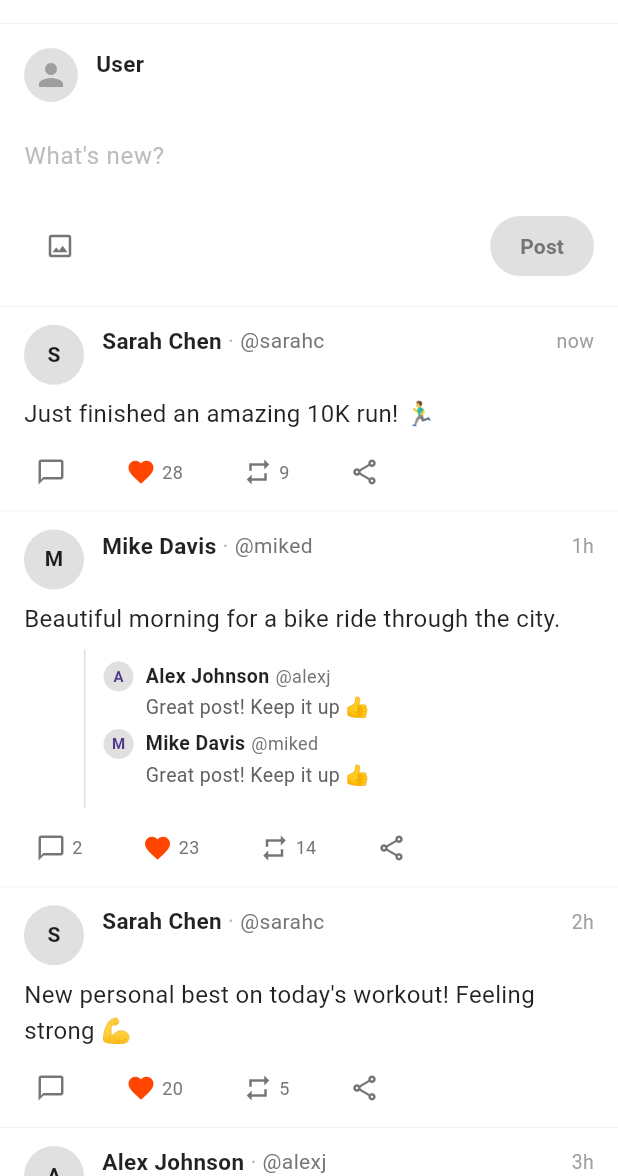
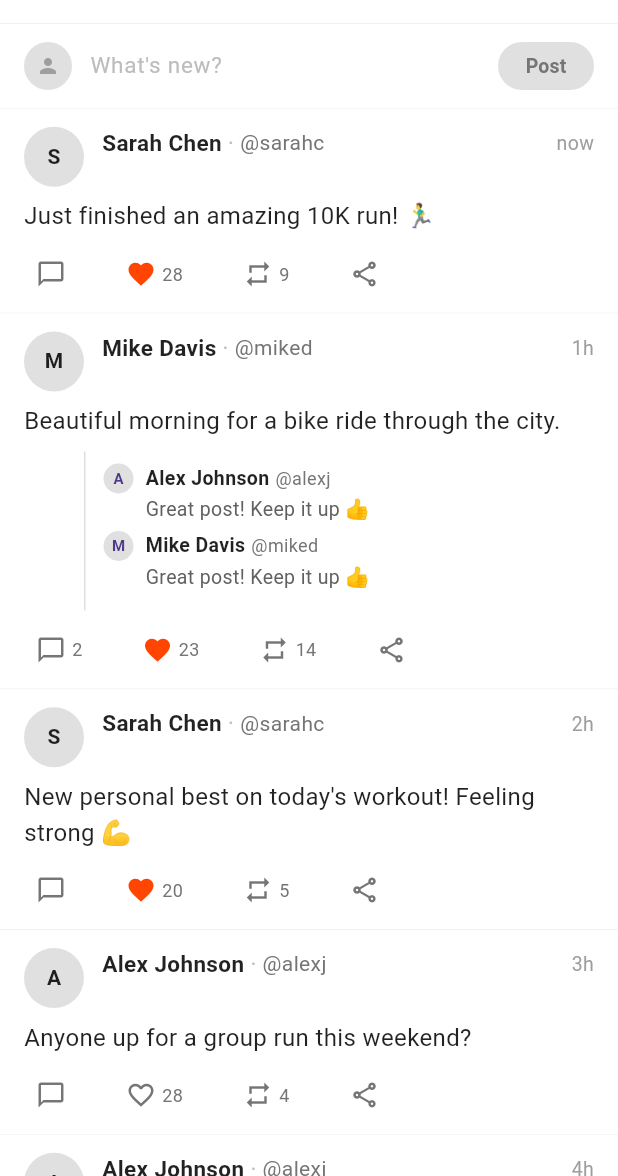
Before and after one commit to Syntraksoftware/syntrak-application, a Flutter app: the CommunityScreen screen opened directly, on a phone screen of 412 x 824 dp, the part 60-1236 px from its top. Run offline on Flutter 3.47's test engine with Material 3 defaults, Android fonts, the phone set to English and light mode, and no system bars; our stand-ins replace dio, geolocator, google_maps_flutter, permission_handler, shared_preferences; accounts and stored records are empty.

Commit message:
improve community-ui

```diff
--- a/frontend/lib/screens/community/community_screen.dart
+++ b/frontend/lib/screens/community/community_screen.dart
@@ -4,7 +4,7 @@ import 'package:provider/provider.dart';
 import 'package:syntrak/providers/auth_provider.dart';
 import 'package:syntrak/models/post.dart';
 import 'package:syntrak/widgets/community_header.dart';
-import 'package:syntrak/widgets/composer_widget.dart';
+import 'package:syntrak/widgets/compact_composer.dart';
 import 'package:syntrak/widgets/message_card.dart';
 
 class CommunityScreen extends StatefulWidget {
@@ -262,12 +262,7 @@ class _CommunityScreenState extends State<CommunityScreen> {
             isAtTop: _isAtTop,
             isRefreshing: _isRefreshing,
           ),
-          // Composer
-          ComposerWidget(
-            onPost: _handlePost,
-            maxCharacters: 280,
-          ),
-          // Feed list
+          // Feed list with composer as first item
           Expanded(
             child: _isLoading && _posts.isEmpty
                 ? const Center(
@@ -281,9 +276,17 @@ class _CommunityScreenState extends State<CommunityScreen> {
                     color: const Color(0xFFFF4500),
                     child: ListView.builder(
                       controller: _scrollController,
-                      itemCount: _posts.length,
+                      itemCount: _posts.length + 1, // +1 for composer
                       itemBuilder: (context, index) {
-                        final post = _posts[index];
+                        // First item is the composer
+                        if (index == 0) {
+                          return CompactComposer(
+                            onPost: _handlePost,
+                            maxCharacters: 280,
+                          );
+                        }
+                        // Rest are posts
+                        final post = _posts[index - 1];
                         return MessageCard(
                           post: post,
                           isExpanded: _expandedPostId == post.id,
--- /dev/null
+++ b/frontend/lib/widgets/compact_composer.dart
@@ -0,0 +1,156 @@
+import 'package:flutter/material.dart';
+import 'package:provider/provider.dart';
+import 'package:syntrak/providers/auth_provider.dart';
+
+class CompactComposer extends StatefulWidget {
+  final Function(String text) onPost;
+  final int maxCharacters;
+
+  const CompactComposer({
+    super.key,
+    required this.onPost,
+    this.maxCharacters = 280,
+  });
+
+  @override
+  State<CompactComposer> createState() => _CompactComposerState();
+}
+
+class _CompactComposerState extends State<CompactComposer> {
+  final TextEditingController _textController = TextEditingController();
+  final FocusNode _focusNode = FocusNode();
+  int _characterCount = 0;
+  bool _isExpanded = false;
+
+  @override
+  void initState() {
+    super.initState();
+    _textController.addListener(() {
+      setState(() {
+        _characterCount = _textController.text.length;
+      });
+    });
+  }
+
+  @override
+  void dispose() {
+    _textController.dispose();
+    _focusNode.dispose();
+    super.dispose();
+  }
+
+  void _handlePost() {
+    final text = _textController.text.trim();
+    if (text.isNotEmpty && _characterCount <= widget.maxCharacters) {
+      widget.onPost(text);
+      _textController.clear();
+      _focusNode.unfocus();
+      setState(() {
+        _isExpanded = false;
+      });
+    }
+  }
+
+  @override
+  Widget build(BuildContext context) {
+    final authProvider = Provider.of<AuthProvider>(context, listen: false);
+    final user = authProvider.user;
+
+    return Container(
+      padding: const EdgeInsets.symmetric(horizontal: 16.0, vertical: 12.0),
+      decoration: BoxDecoration(
+        color: Colors.white,
+        border: Border(
+          bottom: BorderSide(
+            color: Colors.grey[200]!,
+            width: 0.5,
+          ),
+        ),
+      ),
+      child: Row(
+        crossAxisAlignment: CrossAxisAlignment.center,
+        children: [
+          // Avatar
+          CircleAvatar(
+            radius: 16,
+            backgroundColor: Colors.grey[300],
+            child: user?.firstName != null
+                ? Text(
+                    user!.firstName![0].toUpperCase(),
+                    style: const TextStyle(
+                      color: Colors.black87,
+                      fontWeight: FontWeight.w600,
+                      fontSize: 12,
+                    ),
+                  )
+                : const Icon(Icons.person, color: Colors.grey, size: 16),
+          ),
+          const SizedBox(width: 12),
+          // Text input
+          Expanded(
+            child: TextField(
+              controller: _textController,
+              focusNode: _focusNode,
+              maxLines: _isExpanded ? null : 1,
+              maxLength: widget.maxCharacters,
+              style: const TextStyle(
+                fontSize: 15,
+                color: Colors.black87,
+              ),
+              onTap: () {
+                if (!_isExpanded) {
+                  setState(() {
+                    _isExpanded = true;
+                  });
+                }
+              },
+              decoration: InputDecoration(
+                hintText: "What's new?",
+                hintStyle: TextStyle(
+                  color: Colors.grey[400],
+                  fontSize: 15,
+                ),
+                border: InputBorder.none,
+                contentPadding: EdgeInsets.zero,
+                counterText: '',
+                isDense: true,
+              ),
+            ),
+          ),
+          const SizedBox(width: 8),
+          // Post button
+          SizedBox(
+            height: 32,
+            child: ElevatedButton(
+              onPressed:
+                  _characterCount > 0 && _characterCount <= widget.maxCharacters
+                      ? _handlePost
+                      : null,
+              style: ElevatedButton.styleFrom(
+                backgroundColor: const Color(0xFFFF4500),
+                foregroundColor: Colors.white,
+                disabledBackgroundColor: Colors.grey[300],
+                disabledForegroundColor: Colors.grey[600],
+                padding: const EdgeInsets.symmetric(
+                  horizontal: 16,
+                  vertical: 0,
+                ),
+                shape: RoundedRectangleBorder(
+                  borderRadius: BorderRadius.circular(16),
+                ),
+                elevation: 0,
+              ),
+              child: const Text(
+                'Post',
+                style: TextStyle(
+                  fontSize: 13,
+                  fontWeight: FontWeight.w600,
+                ),
+              ),
+            ),
+          ),
+        ],
+      ),
+    );
+  }
+}
```
